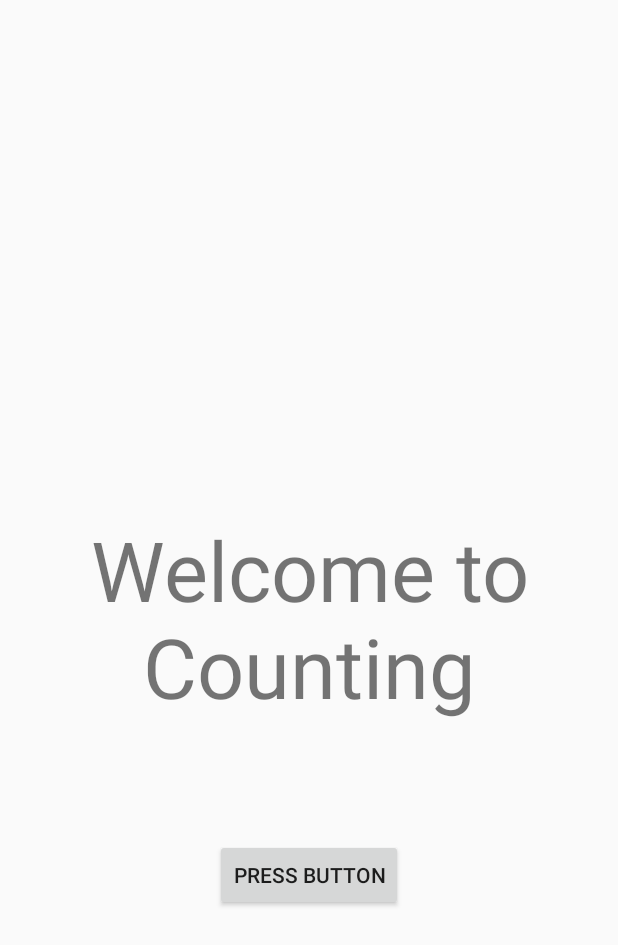
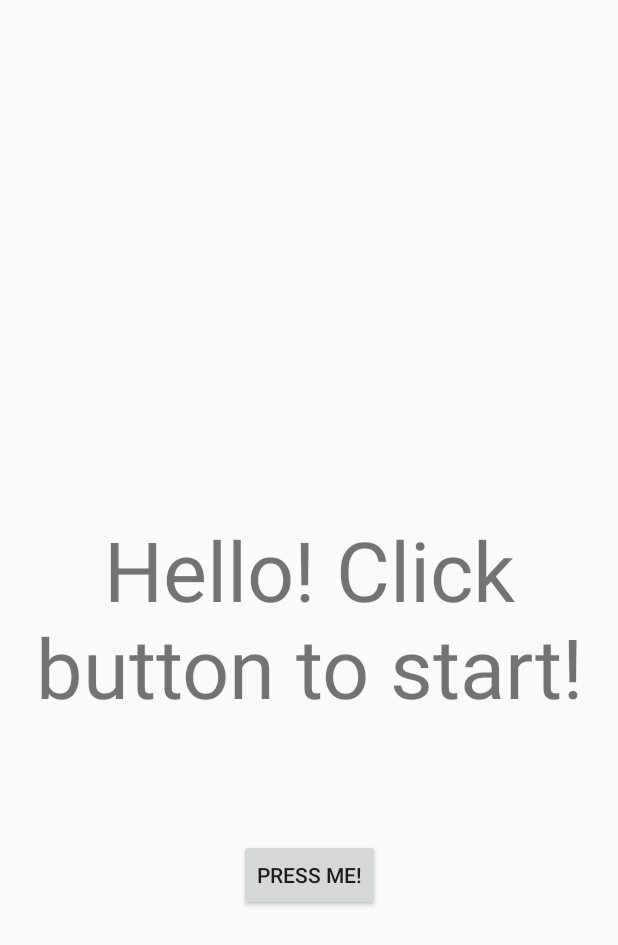
Before and after one commit to PhinnyG/AndroidAppDev, an Android app: the layout activity_main.xml on its own in the app's theme, with its tools: preview values and no code run, on a phone screen of 412 x 824 dp. Shown: the top 945 px of the screen. Run offline under Robolectric (Android 15) with nearby library versions, the phone set to English and light mode, and no system bars.

```diff
--- a/app/build.gradle
+++ b/app/build.gradle
@@ -25,7 +25,7 @@ android {
 
 dependencies {
     implementation fileTree(dir: 'libs', include: ['*.jar'])
-    implementation"org.jetbrains.kotlin:kotlin-stdlib-jdk7:$kotlin_version"
+    implementation "org.jetbrains.kotlin:kotlin-stdlib-jdk7:$kotlin_version"
     implementation 'androidx.appcompat:appcompat:1.0.2'
     implementation 'androidx.core:core-ktx:1.0.2'
     implementation 'androidx.constraintlayout:constraintlayout:1.1.3'
--- a/app/src/main/AndroidManifest.xml
+++ b/app/src/main/AndroidManifest.xml
@@ -6,10 +6,11 @@
         android:allowBackup="true"
         android:icon="@mipmap/ic_launcher"
         android:label="@string/app_name"
-        android:roundIcon="@mipmap/ic_launcher_round"
+        android:roundIcon="@drawable/earth"
         android:supportsRtl="true"
         android:theme="@style/AppTheme">
-        <activity android:name=".MainActivity">
+        <activity android:name=".MainActivity"/>
+        <activity android:name=".LoginScreen">
             <intent-filter>
                 <action android:name="android.intent.action.MAIN" />
 
--- a/app/src/main/res/layout/activity_main.xml
+++ b/app/src/main/res/layout/activity_main.xml
@@ -11,7 +11,7 @@
         android:id="@+id/counterText"
         android:layout_width="wrap_content"
         android:layout_height="wrap_content"
-        android:text="Welcome to Counting"
+        android:text="Hello! Click button to start!"
         android:textSize="25pt"
         android:gravity="center"
         app:layout_constraintBottom_toBottomOf="parent"
@@ -23,7 +23,7 @@
         android:id="@+id/button"
         android:layout_width="wrap_content"
         android:layout_height="wrap_content"
-        android:text="Press Button"
+        android:text="Press ME!"
         app:layout_constraintBottom_toBottomOf="parent"
         app:layout_constraintLeft_toLeftOf="parent"
         app:layout_constraintRight_toRightOf="parent"
```
Also changed, not shown: app/src/main/java/com/example/firstproject/MainActivity.kt (+9 -6 lines), app/src/main/res/drawable/EARHT.png (deleted).
